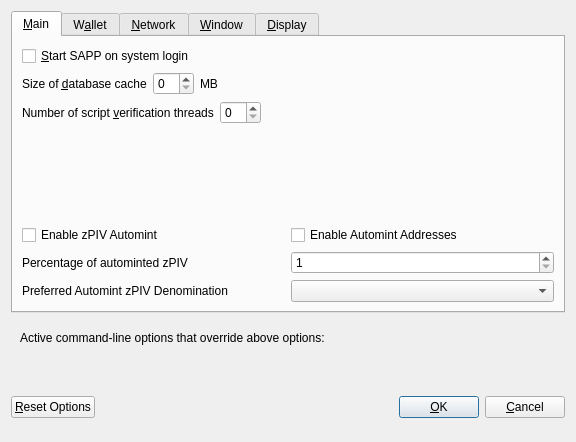
decenomy/SAPP, file src/qt/forms/optionsdialog.ui: the form before one commit.
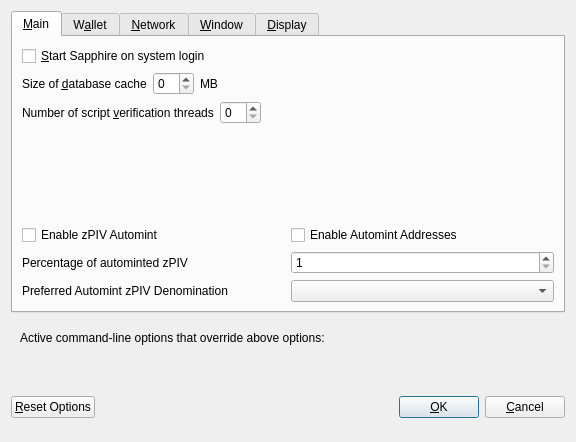
The form after the commit. Custom widgets are drawn as their Qt base class.

Patch:
```diff
--- a/src/qt/forms/optionsdialog.ui
+++ b/src/qt/forms/optionsdialog.ui
@@ -33,7 +33,7 @@
           <string>Automatically start SAPP after logging in to the system.</string>
          </property>
          <property name="text">
-          <string>&amp;Start SAPP on system login</string>
+          <string>&amp;Start Sapphire on system login</string>
          </property>
         </widget>
        </item>
```
Left out of the diff: 8 changed lines with no effect on the pictures.
